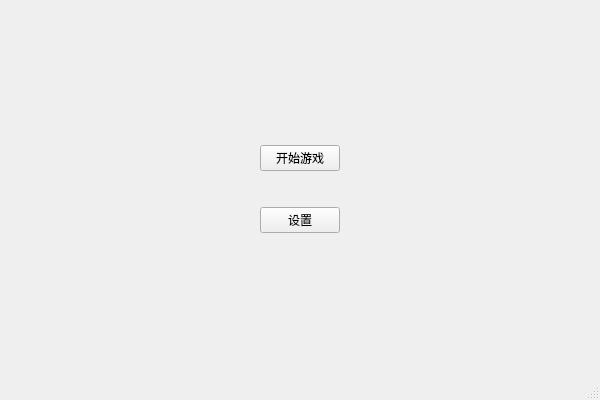
Old version of the form funcatching/mainwindow.ui in the repository rightlorg/funcatching.
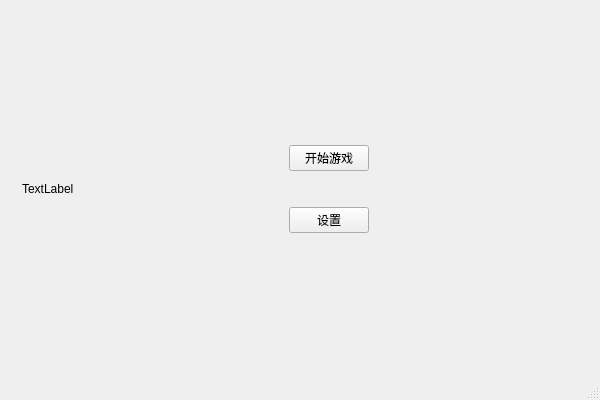
New version of the form.

The edit to the form file:
```diff
--- a/funcatching/mainwindow.ui
+++ b/funcatching/mainwindow.ui
@@ -27,12 +27,13 @@
   </property>
   <widget class="QWidget" name="centralWidget">
    <layout class="QGridLayout" name="gridLayout_6">
-    <item row="0" column="0">
-     <layout class="QGridLayout" name="gridLayout_main">
+    <item row="0" column="1">
+     <layout class="QGridLayout" name="gridLayout_main"/>
+    </item>
       <item row="0" column="0">
        <widget class="QWidget" name="startWidget" native="true">
         <layout class="QGridLayout" name="gridLayout_4">
-         <item row="1" column="2">
+       <item row="1" column="3">
           <spacer name="horizontalSpacer_2">
            <property name="orientation">
             <enum>Qt::Horizontal</enum>
@@ -45,20 +46,20 @@
            </property>
           </spacer>
          </item>
-         <item row="1" column="0">
-          <spacer name="horizontalSpacer">
-           <property name="orientation">
-            <enum>Qt::Horizontal</enum>
-           </property>
-           <property name="sizeHint" stdset="0">
-            <size>
-             <width>40</width>
-             <height>20</height>
-            </size>
-           </property>
-          </spacer>
-         </item>
          <item row="1" column="1">
+        <spacer name="horizontalSpacer">
+         <property name="orientation">
+          <enum>Qt::Horizontal</enum>
+         </property>
+         <property name="sizeHint" stdset="0">
+          <size>
+           <width>40</width>
+           <height>20</height>
+          </size>
+         </property>
+        </spacer>
+       </item>
+       <item row="1" column="2">
           <layout class="QVBoxLayout" name="verticalLayout">
            <item>
             <spacer name="verticalSpacer_2">
@@ -139,10 +140,15 @@
            </item>
           </layout>
          </item>
-        </layout>
+       <item row="1" column="0">
+        <widget class="QLabel" name="label">
+         <property name="text">
+          <string>TextLabel</string>
+         </property>
        </widget>
       </item>
      </layout>
+     </widget>
     </item>
    </layout>
   </widget>
```
Lines whose indentation alone changed are shown as unchanged.
